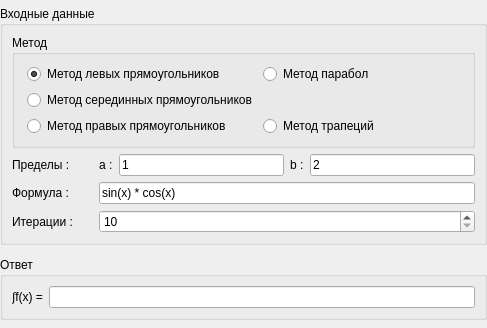
First picture: the form in Frames/integralConstStepFrame.ui, repository EgorAlmikeev/ProjectX, before the edit.
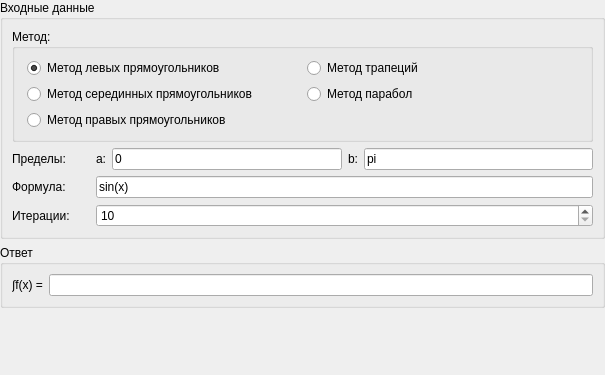
Second picture: the form after the edit.

Diff of the .ui file:
```diff
--- a/Frames/integralConstStepFrame.ui
+++ b/Frames/integralConstStepFrame.ui
@@ -9,8 +9,8 @@
    <rect>
     <x>0</x>
     <y>0</y>
-    <width>487</width>
-    <height>328</height>
+    <width>605</width>
+    <height>375</height>
    </rect>
   </property>
   <property name="sizePolicy">
@@ -25,12 +25,6 @@
     <height>0</height>
    </size>
   </property>
-  <property name="maximumSize">
-   <size>
-    <width>16777215</width>
-    <height>328</height>
-   </size>
-  </property>
   <property name="windowTitle">
    <string>Form</string>
   </property>
@@ -53,50 +47,6 @@
    <property name="verticalSpacing">
     <number>6</number>
    </property>
-   <item row="2" column="0">
-    <widget class="QGroupBox" name="outputGroupBox">
-     <property name="sizePolicy">
-      <sizepolicy hsizetype="Preferred" vsizetype="Fixed">
-       <horstretch>0</horstretch>
-       <verstretch>0</verstretch>
-      </sizepolicy>
-     </property>
-     <property name="autoFillBackground">
-      <bool>false</bool>
-     </property>
-     <property name="title">
-      <string>Ответ</string>
-     </property>
-     <layout class="QGridLayout" name="gridLayout_2">
-      <property name="topMargin">
-       <number>9</number>
-      </property>
-      <item row="0" column="0">
-       <widget class="QLabel" name="label">
-        <property name="autoFillBackground">
-         <bool>false</bool>
-        </property>
-        <property name="text">
-         <string>∫f(x) =</string>
-        </property>
-       </widget>
-      </item>
-      <item row="0" column="1">
-       <widget class="QLineEdit" name="answerEdit">
-        <property name="autoFillBackground">
-         <bool>false</bool>
-        </property>
-        <property name="frame">
-         <bool>true</bool>
-        </property>
-        <property name="readOnly">
-         <bool>true</bool>
-        </property>
-       </widget>
-      </item>
-     </layout>
-    </widget>
-   </item>
    <item row="0" column="0">
     <widget class="QGroupBox" name="inputGroupBox">
      <property name="sizePolicy">
@@ -112,7 +62,7 @@
       <string>Входные данные</string>
      </property>
      <layout class="QVBoxLayout" name="verticalLayout_2">
-      <item>
+      <item alignment="Qt::AlignTop">
        <widget class="QGroupBox" name="methodGroupBox">
         <property name="sizePolicy">
          <sizepolicy hsizetype="Preferred" vsizetype="Fixed">
@@ -124,7 +74,7 @@
          <bool>false</bool>
         </property>
         <property name="title">
-         <string>Метод</string>
+         <string>Метод:</string>
         </property>
         <property name="flat">
          <bool>false</bool>
@@ -133,37 +83,7 @@
          <property name="leftMargin">
           <number>12</number>
          </property>
-         <item row="3" column="1">
-          <widget class="QRadioButton" name="trapezoidRadioButton">
-           <property name="autoFillBackground">
-            <bool>false</bool>
-           </property>
-           <property name="text">
-            <string>Метод трапеций</string>
-           </property>
-          </widget>
-         </item>
-         <item row="0" column="1">
-          <widget class="QRadioButton" name="parabolicRadioButton">
-           <property name="autoFillBackground">
-            <bool>false</bool>
-           </property>
-           <property name="text">
-            <string>Метод парабол</string>
-           </property>
-          </widget>
-         </item>
          <item row="3" column="0">
-          <widget class="QRadioButton" name="rightRectRadioButton">
-           <property name="autoFillBackground">
-            <bool>false</bool>
-           </property>
-           <property name="text">
-            <string>Метод правых прямоугольников</string>
-           </property>
-          </widget>
-         </item>
-         <item row="2" column="0">
           <widget class="QRadioButton" name="midRectRadioButton">
            <property name="autoFillBackground">
             <bool>false</bool>
@@ -173,7 +93,17 @@
            </property>
           </widget>
          </item>
-         <item row="0" column="0">
+         <item row="4" column="0">
+          <widget class="QRadioButton" name="rightRectRadioButton">
+           <property name="autoFillBackground">
+            <bool>false</bool>
+           </property>
+           <property name="text">
+            <string>Метод правых прямоугольников</string>
+           </property>
+          </widget>
+         </item>
+         <item row="1" column="0">
           <widget class="QRadioButton" name="leftRectRadioButton">
            <property name="autoFillBackground">
             <bool>false</bool>
@@ -186,6 +116,26 @@
            </property>
           </widget>
          </item>
+         <item row="3" column="1">
+          <widget class="QRadioButton" name="parabolicRadioButton">
+           <property name="autoFillBackground">
+            <bool>false</bool>
+           </property>
+           <property name="text">
+            <string>Метод парабол</string>
+           </property>
+          </widget>
+         </item>
+         <item row="1" column="1">
+          <widget class="QRadioButton" name="trapezoidRadioButton">
+           <property name="autoFillBackground">
+            <bool>false</bool>
+           </property>
+           <property name="text">
+            <string>Метод трапеций</string>
+           </property>
+          </widget>
+         </item>
         </layout>
        </widget>
       </item>
@@ -244,7 +194,7 @@
            <bool>false</bool>
           </property>
           <property name="text">
-           <string>Формула :</string>
+           <string>Формула:</string>
           </property>
          </widget>
         </item>
@@ -254,7 +204,7 @@
            <bool>false</bool>
           </property>
           <property name="text">
-           <string>sin(x) * cos(x)</string>
+           <string>sin(x)</string>
           </property>
           <property name="frame">
            <bool>true</bool>
@@ -267,7 +217,7 @@
            <bool>false</bool>
           </property>
           <property name="text">
-           <string>b :</string>
+           <string>b:</string>
           </property>
          </widget>
         </item>
@@ -277,7 +227,7 @@
            <bool>false</bool>
           </property>
           <property name="text">
-           <string>Итерации :</string>
+           <string>Итерации:</string>
           </property>
          </widget>
         </item>
@@ -287,7 +237,7 @@
            <bool>false</bool>
           </property>
           <property name="text">
-           <string>Пределы :</string>
+           <string>Пределы:</string>
           </property>
          </widget>
         </item>
@@ -297,7 +247,7 @@
            <bool>false</bool>
           </property>
           <property name="text">
-           <string>a :</string>
+           <string>a:</string>
           </property>
          </widget>
         </item>
@@ -307,7 +257,7 @@
            <bool>false</bool>
           </property>
           <property name="text">
-           <string>1</string>
+           <string>0</string>
           </property>
           <property name="frame">
            <bool>true</bool>
@@ -320,7 +270,7 @@
            <bool>false</bool>
           </property>
           <property name="text">
-           <string>2</string>
+           <string>pi</string>
           </property>
           <property name="frame">
            <bool>true</bool>
@@ -332,6 +282,50 @@
      </layout>
     </widget>
    </item>
+   <item row="2" column="0" alignment="Qt::AlignTop">
+    <widget class="QGroupBox" name="outputGroupBox">
+     <property name="sizePolicy">
+      <sizepolicy hsizetype="Preferred" vsizetype="Fixed">
+       <horstretch>0</horstretch>
+       <verstretch>0</verstretch>
+      </sizepolicy>
+     </property>
+     <property name="autoFillBackground">
+      <bool>false</bool>
+     </property>
+     <property name="title">
+      <string>Ответ</string>
+     </property>
+     <layout class="QGridLayout" name="gridLayout_2">
+      <property name="topMargin">
+       <number>9</number>
+      </property>
+      <item row="0" column="0">
+       <widget class="QLabel" name="label">
+        <property name="autoFillBackground">
+         <bool>false</bool>
+        </property>
+        <property name="text">
+         <string>∫f(x) =</string>
+        </property>
+       </widget>
+      </item>
+      <item row="0" column="1">
+       <widget class="QLineEdit" name="answerEdit">
+        <property name="autoFillBackground">
+         <bool>false</bool>
+        </property>
+        <property name="frame">
+         <bool>true</bool>
+        </property>
+        <property name="readOnly">
+         <bool>true</bool>
+        </property>
+       </widget>
+      </item>
+     </layout>
+    </widget>
+   </item>
   </layout>
  </widget>
  <tabstops>
```
Left out of the diff: 2 changed lines with no effect on the pictures.
